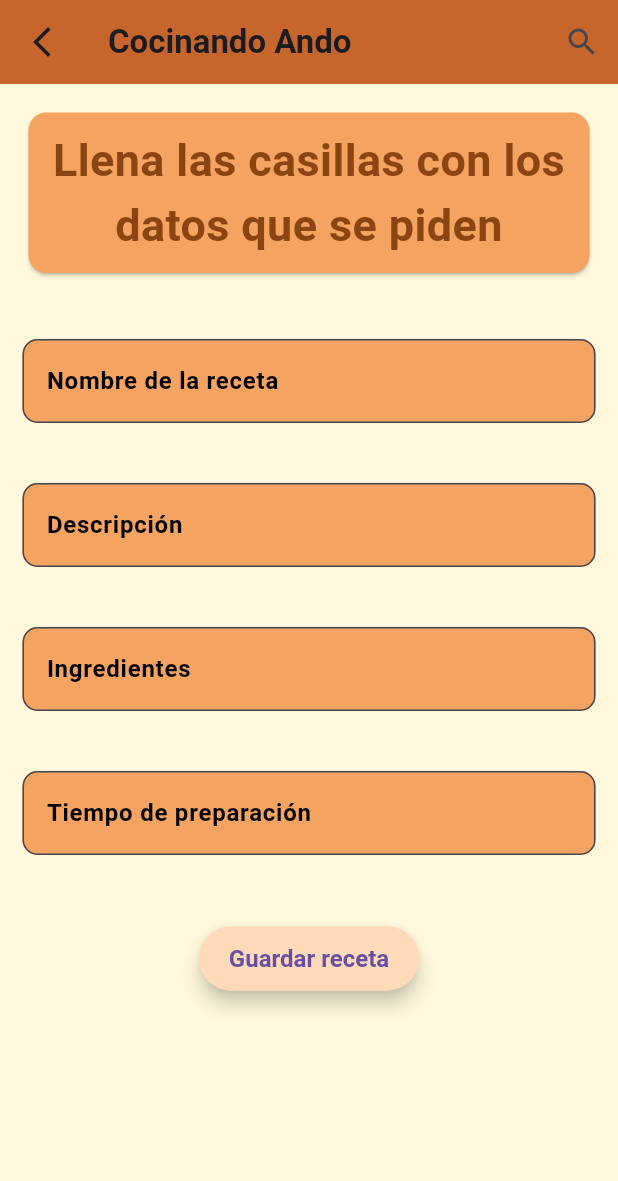
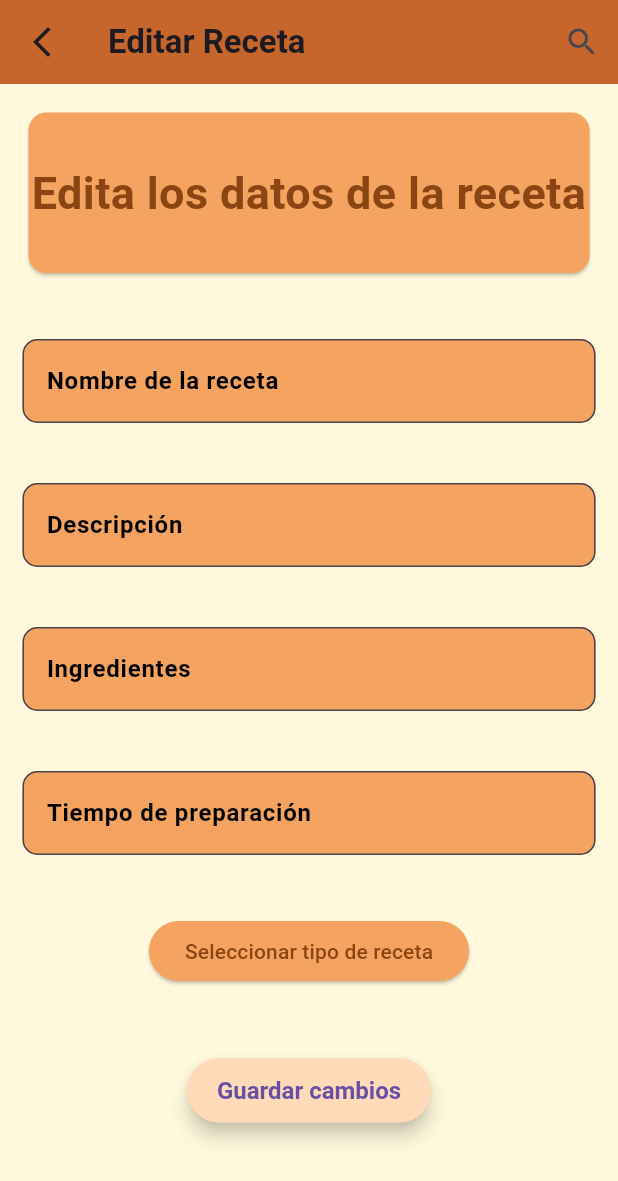
Before and after one commit to iCris-glich/cocinando_ando, a Flutter app: the EditarReceta screen opened directly with empty values, on a phone screen of 412 x 824 dp. Shown: the top 1181 px of the screen. Run offline on Flutter 3.47's test engine with Material 3 defaults, Android fonts, the phone set to English and light mode, and no system bars; our stand-ins replace cloud_firestore, firebase_auth, firebase_core, go_router, logger; accounts and stored records are empty; network calls fail.

Commit message:
cambio de edicion de recetas

```diff
--- a/lib/app/ui/datos_receta/datos_controller.dart
+++ b/lib/app/ui/datos_receta/datos_controller.dart
@@ -21,7 +21,8 @@ class DatosController extends StatelessWidget {
         }
 
         if (snapshot.hasError) {
-          return Center(child: Text('Error: ${snapshot.error}'));
+          return Center(
+              child: Text('Error al cargar los datos: ${snapshot.error}'));
         }
 
         if (!snapshot.hasData || !snapshot.data!.exists) {
@@ -29,18 +30,22 @@ class DatosController extends StatelessWidget {
         }
 
         var receta = snapshot.data!;
-        String nombreReceta = receta['nombreReceta'];
-        String pasosParaRealizarReceta = receta['pasosParaRealizarReceta'];
-        String ingredientesReceta = receta['ingredientes'];
-        String tiempoPreparacion = receta['tiempoPreparacion'];
-        String tipoReceta = receta['tipoReceta'];
+        String nombreReceta = receta['nombreReceta'] ?? 'Receta sin nombre';
+        String pasosParaRealizarReceta =
+            receta['pasosParaRealizarReceta'] ?? 'Pasos no disponibles.';
+        String ingredientesReceta =
+            receta['ingredientes'] ?? 'Ingredientes no disponibles.';
+        String tiempoPreparacion =
+            receta['tiempoPreparacion'] ?? 'Tiempo no especificado.';
+        String tipoReceta = receta['tipoReceta'] ?? 'Tipo no especificado.';
 
         return Padding(
           padding: const EdgeInsets.all(16.0),
+          child: SingleChildScrollView(
             child: Card(
               color: const Color(0xffE8C598),
-            shape:
-                RoundedRectangleBorder(borderRadius: BorderRadius.circular(15)),
+              shape: RoundedRectangleBorder(
+                  borderRadius: BorderRadius.circular(15)),
               elevation: 4,
               child: Padding(
                 padding: const EdgeInsets.all(16.0),
@@ -52,7 +57,7 @@ class DatosController extends StatelessWidget {
                       onSave: () {},
                       onShare: () {},
                       editing: () {
-                      context.go('/editar/:recetaId');
+                        context.go('/editar/$recetaId');
                       },
                     ),
                     const SizedBox(height: 10),
@@ -62,11 +67,15 @@ class DatosController extends StatelessWidget {
                           'https://cdn-icons-png.flaticon.com/512/4100/4100980.png',
                           height: 30,
                           width: 30,
+                          errorBuilder: (context, error, stackTrace) {
+                            return const Icon(Icons.error);
+                          },
                         ),
                         const SizedBox(width: 8),
                         Text(
                           tiempoPreparacion,
-                        style: Theme.of(context).textTheme.bodyLarge?.copyWith(
+                          style:
+                              Theme.of(context).textTheme.bodyLarge?.copyWith(
                                     fontWeight: FontWeight.bold,
                                   ),
                         ),
@@ -111,6 +120,7 @@ class DatosController extends StatelessWidget {
                 ),
               ),
             ),
+          ),
         );
       },
     );
--- a/lib/app/ui/editar_receta/editar_receta.dart
+++ b/lib/app/ui/editar_receta/editar_receta.dart
@@ -1,4 +1,3 @@
-import 'package:cocinando_ando/app/ui/home/home_controller.dart';
 import 'package:cocinando_ando/app/widgets/appBar_custom.dart';
 import 'package:cocinando_ando/app/widgets/botones.dart';
 import 'package:cocinando_ando/app/widgets/textField_custom.dart';
@@ -23,6 +22,7 @@ class StateEditar extends State<EditarReceta> {
   final TextEditingController _tiempoDePreparacionReceta =
       TextEditingController();
   String _errorMessage = '';
+  String? _tipoSeleccionado;
 
   @override
   void initState() {
@@ -30,7 +30,6 @@ class StateEditar extends State<EditarReceta> {
     _cargarReceta();
   }
 
-  // Función para cargar la receta desde Firestore
   Future<void> _cargarReceta() async {
     if (widget.recetaId == null) {
       print("Error: recetaId no proporcionado.");
@@ -51,6 +50,7 @@ class StateEditar extends State<EditarReceta> {
             recetaData['pasosParaRealizarReceta'] ?? '';
         _ingredientesReceta.text = recetaData['ingredientes'] ?? '';
         _tiempoDePreparacionReceta.text = recetaData['tiempoPreparacion'] ?? '';
+        _tipoSeleccionado = recetaData['tipoReceta'] ?? '';
       } else {
         setState(() {
           _errorMessage = 'Receta no encontrada';
@@ -63,12 +63,12 @@ class StateEditar extends State<EditarReceta> {
     }
   }
 
-  // Función para salvar los cambios
   Future<void> _salvarCambios() async {
     if (_nombreReceta.text.isEmpty ||
         _pasosParaRealizarReceta.text.isEmpty ||
         _ingredientesReceta.text.isEmpty ||
-        _tiempoDePreparacionReceta.text.isEmpty) {
+        _tiempoDePreparacionReceta.text.isEmpty ||
+        _tipoSeleccionado == null) {
       setState(() {
         _errorMessage = 'Por favor completa todos los campos';
       });
@@ -87,6 +87,7 @@ class StateEditar extends State<EditarReceta> {
       'pasosParaRealizarReceta': _pasosParaRealizarReceta.text,
       'tiempoPreparacion': _tiempoDePreparacionReceta.text,
       'ingredientes': _ingredientesReceta.text,
+      'tipoReceta': _tipoSeleccionado,
     };
 
     try {
@@ -96,16 +97,52 @@ class StateEditar extends State<EditarReceta> {
           .update(recetaActualizada);
 
       setState(() {
-        _errorMessage = ''; // Limpiar el mensaje de error
+        _errorMessage = '';
       });
 
       print('Receta actualizada correctamente.');
-      context.go('/'); // Navegar a la página principal después de guardar
+      context.go('/');
     } catch (e) {
       setState(() {
         _errorMessage = 'Error al actualizar la receta: $e';
       });
     }
+  }
+
+  Future<void> _seleccionarTipo() async {
+    final List<String> tipos = [
+      'Entrada',
+      'Plato Principal',
+      'Postre',
+      'Bebida'
+    ];
+
+    await showDialog(
+      context: context,
+      builder: (BuildContext context) {
+        return AlertDialog(
+          title: const Text('Selecciona el tipo de receta'),
+          content: Column(
+            mainAxisSize: MainAxisSize.min,
+            children: tipos.map((tipo) {
+              return ListTile(
+                title: Text(tipo),
+                leading: Radio<String>(
+                  value: tipo,
+                  groupValue: _tipoSeleccionado,
+                  onChanged: (String? value) {
+                    setState(() {
+                      _tipoSeleccionado = value;
+                    });
+                    Navigator.of(context).pop();
+                  },
+                ),
+              );
+            }).toList(),
+          ),
+        );
+      },
+    );
   }
 
   @override
@@ -116,7 +153,7 @@ class StateEditar extends State<EditarReceta> {
         slivers: [
           SliverToBoxAdapter(
             child: AppbarCustom(
-              title: 'Cocinando Ando',
+              title: 'Editar Receta',
               button: IconButton(
                 onPressed: () => context.pushReplacement('/'),
                 icon: const Icon(Icons.arrow_back_ios_new),
@@ -135,7 +172,7 @@ class StateEditar extends State<EditarReceta> {
                       color: Color(0xffF4A460),
                       child: Center(
                         child: Text(
-                          'Llena las casillas con los datos que se piden',
+                          'Edita los datos de la receta',
                           textAlign: TextAlign.center,
                           style: TextStyle(
                             color: Color(0xff8B4513),
@@ -153,24 +190,22 @@ class StateEditar extends State<EditarReceta> {
                     controller: _nombreReceta,
                     backgroundColor: const Color(0xffF4A460),
                     isObscure: false,
+                    textInputAction: TextInputAction.done,
+                    textType: TextInputType.text,
                   ),
                   const SizedBox(height: 40),
-                  TextfieldCustom(
+                  TextfieldCustomMultiline(
                     hintText: 'Descripción',
                     labelText: 'Descripción',
                     controller: _pasosParaRealizarReceta,
                     backgroundColor: const Color(0xffF4A460),
-                    isObscure: false,
-                    textType: TextInputType.multiline,
                   ),
                   const SizedBox(height: 40),
-                  TextfieldCustom(
+                  TextfieldCustomMultiline(
                     hintText: 'Ingredientes',
                     labelText: 'Ingredientes',
                     controller: _ingredientesReceta,
                     backgroundColor: const Color(0xffF4A460),
-                    isObscure: false,
-                    textType: TextInputType.multiline,
                   ),
                   const SizedBox(height: 40),
                   TextfieldCustom(
@@ -179,6 +214,17 @@ class StateEditar extends State<EditarReceta> {
                     controller: _tiempoDePreparacionReceta,
                     backgroundColor: const Color(0xffF4A460),
                     isObscure: false,
+                  ),
+                  const SizedBox(height: 40),
+                  ElevatedButton(
+                    onPressed: _seleccionarTipo,
+                    style: ElevatedButton.styleFrom(
+                      backgroundColor: const Color(0xffF4A460),
+                    ),
+                    child: Text(
+                      _tipoSeleccionado ?? 'Seleccionar tipo de receta',
+                      style: const TextStyle(color: Color(0xff8B4513)),
+                    ),
                   ),
                   if (_errorMessage.isNotEmpty) ...[
                     const SizedBox(height: 20),
@@ -192,7 +238,7 @@ class StateEditar extends State<EditarReceta> {
                   ),
                   Botones(
                     onPressed: _salvarCambios,
-                    child: const Text('Guardar receta'),
+                    child: const Text('Guardar cambios'),
                   ),
                 ],
               ),
```
Lines whose indentation alone changed are shown as unchanged.
